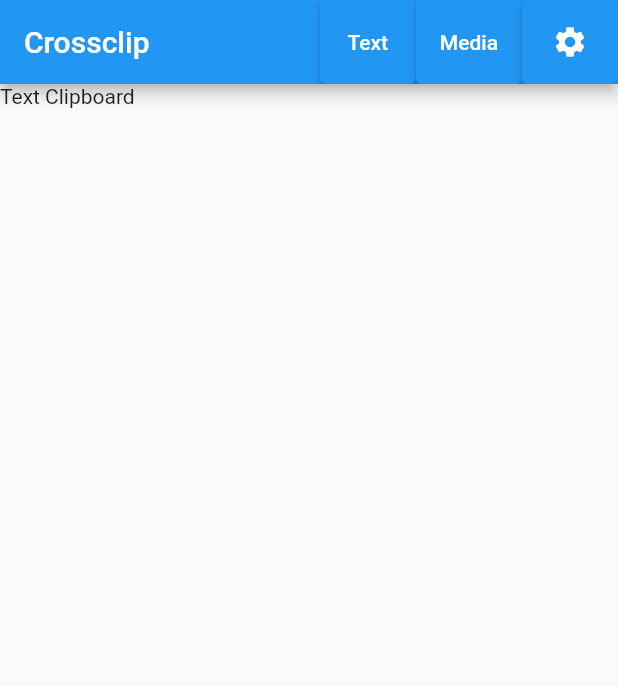
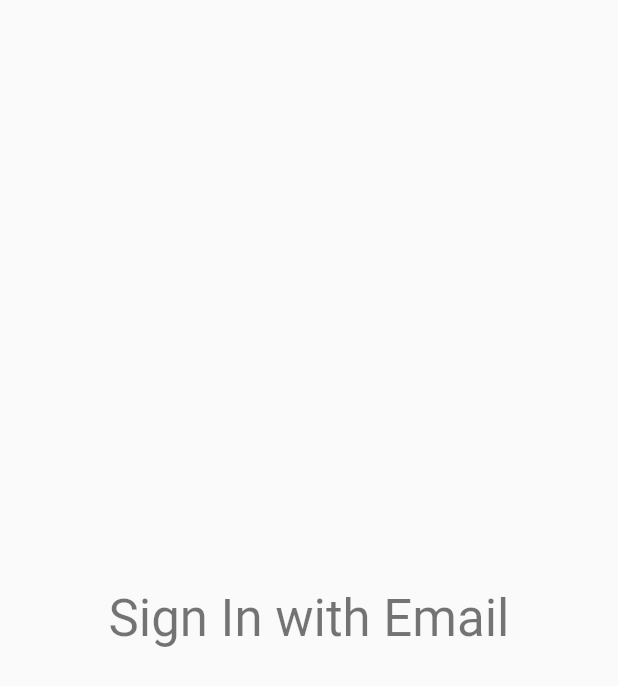
Before and after one commit to SumedhBengale/crossclip_v2, a Flutter app: the screen it shows after launch, on a phone screen of 412 x 824 dp. Shown: the top 686 px of the screen. Run offline on Flutter 3.47's test engine with Material 2 defaults, Android fonts, the phone set to English and light mode, and no system bars; our stand-ins replace bloc, flutter_bloc, hive, shared_preferences; missing offline and left inert: firedart; accounts and stored records are empty.

Commit message:
Created basic UI for Text Clipboard and integrated App with Cloud Firebase Project, using Firedart package for cross-platform compatibility, started work on SignIn and SignUp functionality

```diff
--- /dev/null
+++ b/lib/UI/Authentication/SignIn/signin.dart
@@ -0,0 +1,18 @@
+import 'package:flutter/material.dart';
+
+class SignIn extends StatefulWidget {
+  const SignIn({super.key});
+
+  @override
+  State<SignIn> createState() => _SignInState();
+}
+
+class _SignInState extends State<SignIn> {
+  @override
+  Widget build(BuildContext context) {
+    return Scaffold(
+        body: Center(
+            child: Text("Sign In with Email",
+                style: Theme.of(context).textTheme.headlineMedium)));
+  }
+}
--- a/lib/main.dart
+++ b/lib/main.dart
@@ -1,9 +1,27 @@
+import 'dart:io';
+import 'package:crossclip_v2/UI/Authentication/SignIn/signin.dart';
 import 'package:crossclip_v2/UI/Homepage/HomePage.dart';
+import 'package:crossclip_v2/hive_store.dart';
 import 'package:crossclip_v2/logic/homepage/cubit/homepage_cubit.dart';
+import 'package:firedart/auth/firebase_auth.dart';
 import 'package:flutter/material.dart';
 import 'package:flutter_bloc/flutter_bloc.dart';
+import 'package:hive/hive.dart';
+import 'package:path_provider/path_provider.dart' as path_provider;
 
-void main() {
+void main() async {
+  WidgetsFlutterBinding.ensureInitialized();
+
+  Directory directory = await path_provider.getApplicationDocumentsDirectory();
+  Hive.init(directory.path);
+  if (!Hive.isAdapterRegistered(42)) {
+    Hive.registerAdapter(TokenAdapter());
+  }
+  FirebaseAuth.initialize(
+      'AIzaSyBzKL8zgDPvwBqqTC4GgnvmIq3LFioO2tI', await HiveStore.create());
+  // await firebaseAuth.signIn(email, password);
+  // var user = await firebaseAuth.getUser();
+
   runApp(const MyApp());
 }
 
@@ -14,13 +32,15 @@
   @override
   Widget build(BuildContext context) {
     return MaterialApp(
-      title: 'Flutter Demo',
+      title: 'CrossClip 2.0',
       theme: ThemeData(
         primarySwatch: Colors.blue,
       ),
       home: BlocProvider(
         create: (context) => HomepageCubit(),
-        child: const HomePage(),
+        child: (FirebaseAuth.instance.isSignedIn)
+            ? const HomePage()
+            : const SignIn(),
       ),
     );
   }
--- a/pubspec.yaml
+++ b/pubspec.yaml
@@ -31,10 +31,14 @@
 dependencies:
   bloc: ^8.1.0
   cupertino_icons: ^1.0.2
+  firedart: ^0.9.0+1
   flutter:
     sdk: flutter
   flutter_bloc: ^8.1.1
+  flutter_staggered_grid_view: ^0.6.2
   font_awesome_flutter: ^10.3.0
+  hive: ^2.2.3
+  path_provider: ^2.0.11
   shared_preferences: ^2.0.15
 
 dev_dependencies:
```
Also changed, not shown: lib/UI/TextClipboard/textcard.dart (added, +41 -0 lines), lib/UI/TextClipboard/textclipboard.dart (+20 -1 lines), lib/hive_store.dart (added, +44 -0 lines), lib/UI/Authentication/SignUp/signup.dart (added), lib/firebase_options.dart (added), pubspec.lock, 7 other files.
